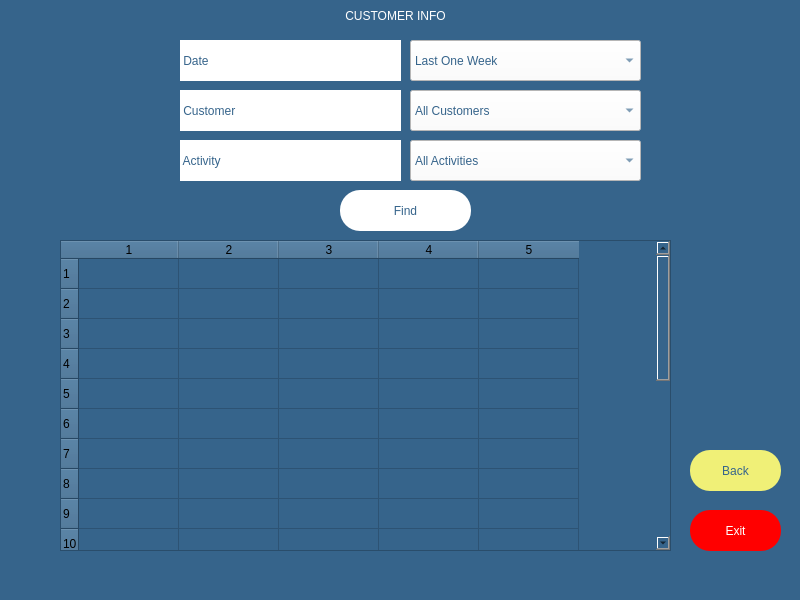
First picture: the form in customerinfopage.ui, repository melihorhanyilmaz/Project, before the edit.
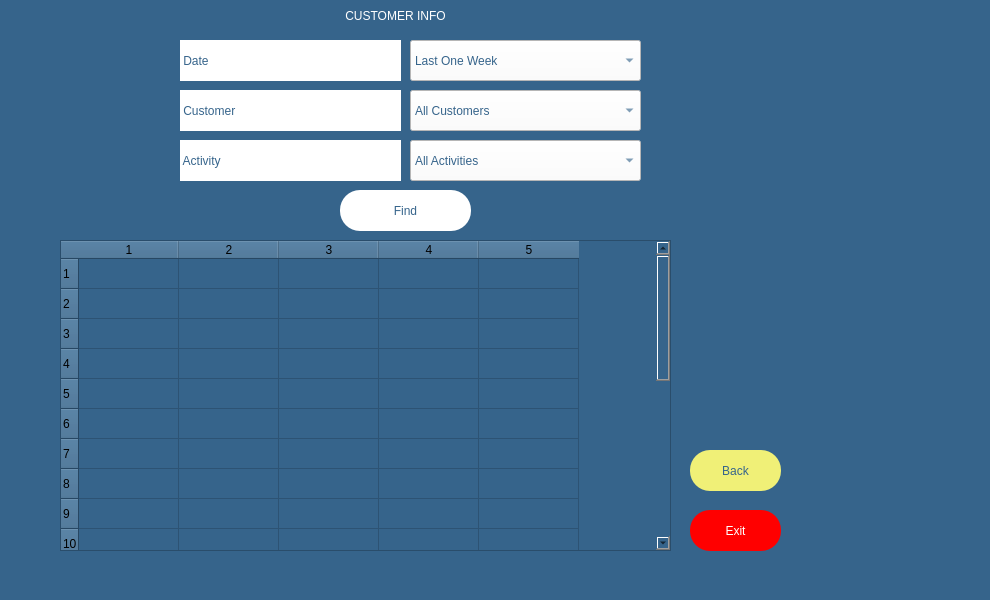
Second picture: the form after the edit.

```diff
--- a/customerinfopage.ui
+++ b/customerinfopage.ui
@@ -6,7 +6,7 @@
    <rect>
     <x>0</x>
     <y>0</y>
-    <width>800</width>
+    <width>990</width>
     <height>600</height>
    </rect>
   </property>
```
Left out of the diff: 10 changed lines with no effect on the pictures.
